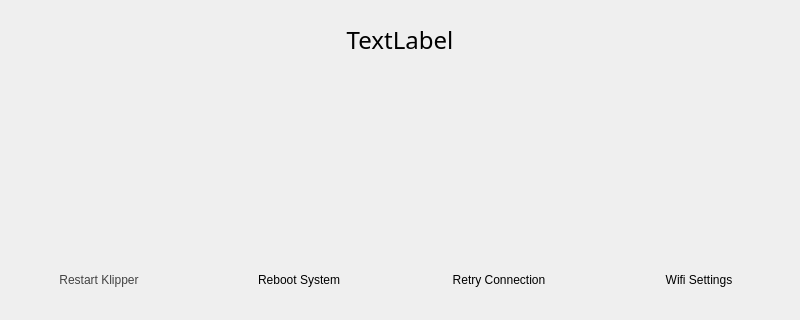
This is qt_ui/connectionWindow.ui in BlocksTechnology/BlocksScreen as Qt 5 draws it before an edit; both pictures show x 0 to 800 and y 160 to 480 of the 800 by 480 pixel window. The edited form follows.
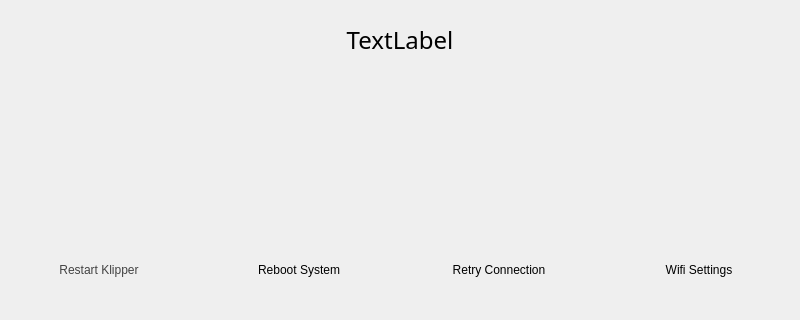
This is the edited form. Icons and pictures are not drawn. Custom widgets are drawn as their Qt base class.

Commit message: :recycle: update UI look

Diff of the .ui file:
```diff
--- a/qt_ui/connectionWindow.ui
+++ b/qt_ui/connectionWindow.ui
@@ -66,7 +66,7 @@
    <property name="geometry">
     <rect>
      <x>-1</x>
-     <y>400</y>
+     <y>390</y>
      <width>800</width>
      <height>80</height>
     </rect>
```
The commit also changes 6 other files.
